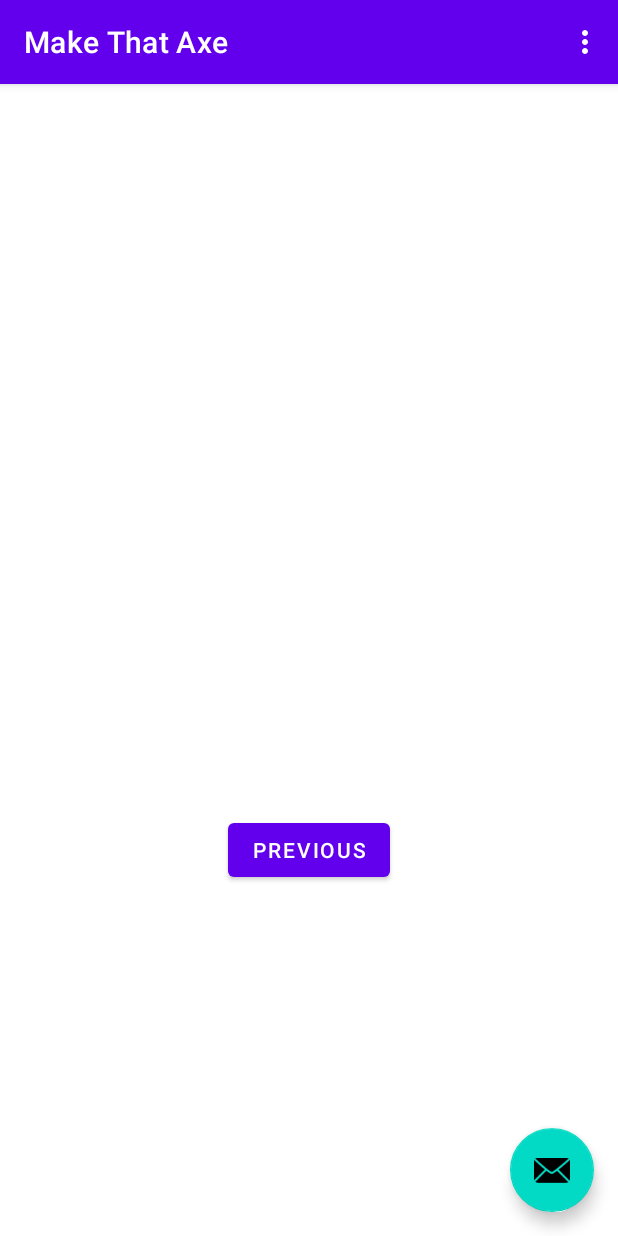
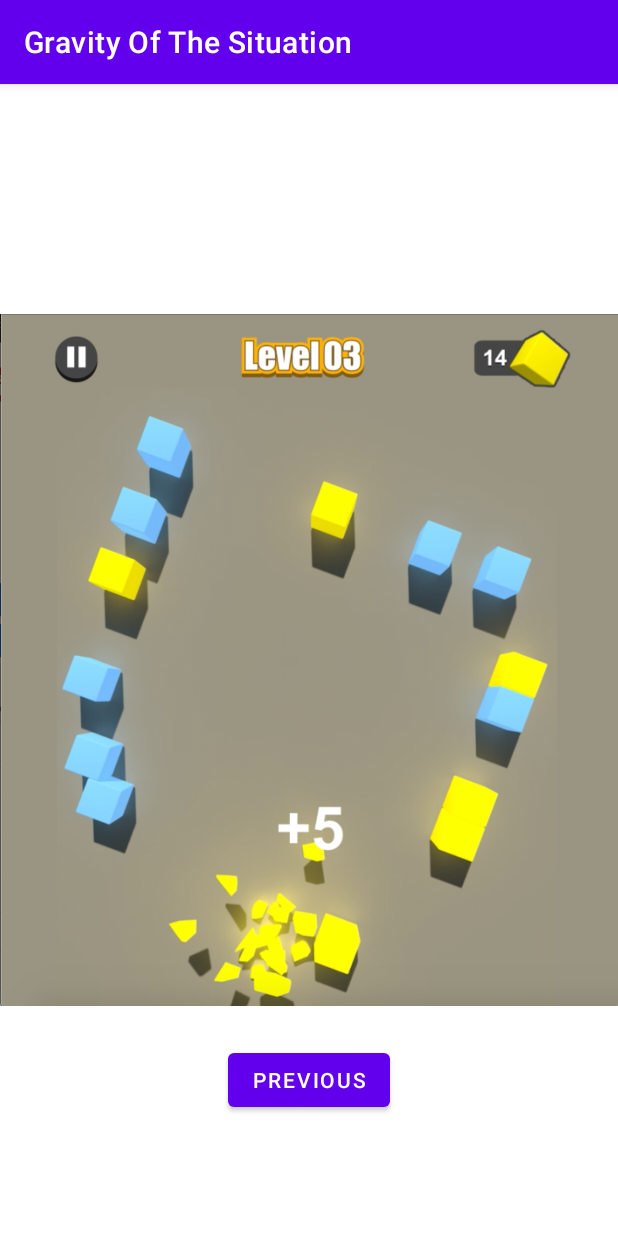
Before and after one commit to mindstormstudios/android_cpi_builder, an Android app: the SecondFragment screen opened through its navigation route, on a phone screen of 412 x 824 dp. Run offline under Robolectric (Android 15) with nearby library versions, the phone set to English and light mode, and no system bars; libraries missing offline, so code that uses them is left out: com.adjust.sdk; 1 statement that could not run was skipped.

Commit message:
adding screenshots to the main game.

```diff
--- a/app/src/main/AndroidManifest.xml
+++ b/app/src/main/AndroidManifest.xml
@@ -5,9 +5,9 @@
     <application
         android:name=".GlobalApplication"
         android:allowBackup="true"
-        android:icon="@mipmap/ic_launcher"
+        android:icon="@drawable/icon"
         android:label="@string/app_name"
-        android:roundIcon="@mipmap/ic_launcher_round"
+        android:roundIcon="@drawable/icon"
         android:supportsRtl="true"
         android:theme="@style/Theme.Android_cpi_builder">
 
@@ -24,6 +24,8 @@
         <activity
             android:name=".MainActivity"
             android:label="@string/app_name"
+            android:configChanges="orientation"
+            android:screenOrientation="portrait"
             android:theme="@style/Theme.Android_cpi_builder.NoActionBar">
             <intent-filter>
                 <action android:name="android.intent.action.MAIN" />
--- a/app/src/main/res/layout/activity_main.xml
+++ b/app/src/main/res/layout/activity_main.xml
@@ -22,12 +22,4 @@
 
     <include layout="@layout/content_main" />
 
-    <com.google.android.material.floatingactionbutton.FloatingActionButton
-        android:id="@+id/fab"
-        android:layout_width="wrap_content"
-        android:layout_height="wrap_content"
-        android:layout_gravity="bottom|end"
-        android:layout_margin="@dimen/fab_margin"
-        app:srcCompat="@android:drawable/ic_dialog_email" />
-
 </androidx.coordinatorlayout.widget.CoordinatorLayout>
--- a/app/src/main/res/layout/fragment_second.xml
+++ b/app/src/main/res/layout/fragment_second.xml
@@ -6,11 +6,13 @@
     android:layout_height="match_parent"
     tools:context=".SecondFragment">
 
-    <TextView
-        android:id="@+id/textview_second"
+    <ImageView
+        android:id="@+id/imageView2"
         android:layout_width="wrap_content"
         android:layout_height="wrap_content"
-        app:layout_constraintBottom_toTopOf="@id/button_second"
+        android:contentDescription="@string/hello_second_fragment"
+        android:src="@drawable/level2"
+        app:layout_constraintBottom_toBottomOf="parent"
         app:layout_constraintEnd_toEndOf="parent"
         app:layout_constraintStart_toStartOf="parent"
         app:layout_constraintTop_toTopOf="parent" />
@@ -19,9 +21,9 @@
         android:id="@+id/button_second"
         android:layout_width="wrap_content"
         android:layout_height="wrap_content"
+        android:layout_marginBottom="80dp"
         android:text="@string/previous"
         app:layout_constraintBottom_toBottomOf="parent"
         app:layout_constraintEnd_toEndOf="parent"
-        app:layout_constraintStart_toStartOf="parent"
-        app:layout_constraintTop_toBottomOf="@id/textview_second" />
+        app:layout_constraintStart_toStartOf="parent" />
 </androidx.constraintlayout.widget.ConstraintLayout>
--- a/app/src/main/res/menu/menu_main.xml
+++ b/app/src/main/res/menu/menu_main.xml
@@ -1,10 +1,4 @@
 <menu xmlns:android="http://schemas.android.com/apk/res/android"
     xmlns:app="http://schemas.android.com/apk/res-auto"
     xmlns:tools="http://schemas.android.com/tools"
-    tools:context="com.mindstormstudios.androidcpibuilder.MainActivity">
-    <item
-        android:id="@+id/action_settings"
-        android:orderInCategory="100"
-        android:title="@string/action_settings"
-        app:showAsAction="never" />
-</menu>
+    tools:context="com.mindstormstudios.androidcpibuilder.MainActivity"/>
--- a/app/src/main/res/values/strings.xml
+++ b/app/src/main/res/values/strings.xml
@@ -1,14 +1,12 @@
 <resources>
-    <string name="app_name">Make That Axe</string>
+    <string name="app_name">Gravity Of The Situation</string>
     <string name="action_settings">Settings</string>
-    <!-- Strings used for fragments for navigation -->
-    <string name="first_fragment_label">First Fragment</string>
-    <string name="second_fragment_label">Second Fragment</string>
+    <string name="first_fragment_label">First Level</string>
+    <string name="second_fragment_label">Second Second</string>
     <string name="next">Next</string>
     <string name="previous">Previous</string>
-
-    <string name="hello_first_fragment">Hello first fragment</string>
-    <string name="hello_second_fragment">Hello second fragment. Arg: %1$s</string>
+    <string name="hello_first_fragment">This is your first level of the game.</string>
+    <string name="hello_second_fragment">This is your second level.</string>
     <string name="facebook_app_id">856108958284220</string>
     <string name="adjust_token">u5zft3wwi680</string>
 </resources>
```
Also changed, not shown: app/src/main/java/com/mindstormstudios/androidcpibuilder/MainActivity.kt (+1 -9 lines), app/src/main/res/layout/fragment_first.xml (+7 -6 lines), app/src/main/res/drawable/icon.png (added), app/src/main/res/drawable/level1.png (added), app/src/main/res/drawable/level2.png (added).
